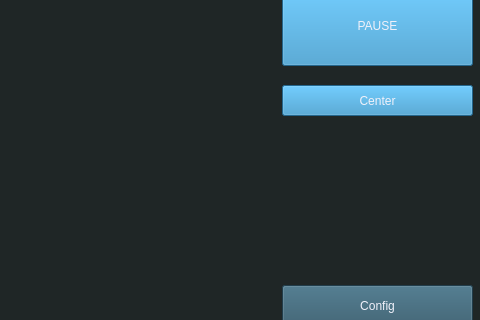
This is mainwindow.ui in jyfzh/FOXTracker as Qt 5 draws it before an edit; both pictures show x 418 to 898 and y 135 to 455 of the 898 by 625 pixel window. The edited form follows.
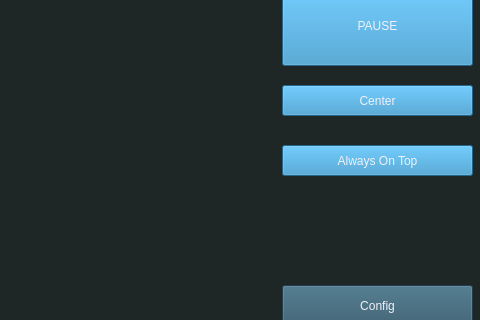
This is the edited form.

Patch:
```diff
--- a/mainwindow.ui
+++ b/mainwindow.ui
@@ -403,6 +403,24 @@
      <string>Center</string>
     </property>
    </widget>
+   <widget class="QPushButton" name="always_on_top">
+    <property name="geometry">
+     <rect>
+      <x>700</x>
+      <y>280</y>
+      <width>191</width>
+      <height>31</height>
+     </rect>
+    </property>
+    <property name="styleSheet">
+     <string notr="true">background-color: rgb(49, 143, 197);
+font: 15pt &quot;Source Code Pro&quot;;
+color: rgb(240, 241, 250);</string>
+    </property>
+    <property name="text">
+     <string>Always On Top</string>
+    </property>
+   </widget>
   </widget>
  </widget>
  <resources/>
```
